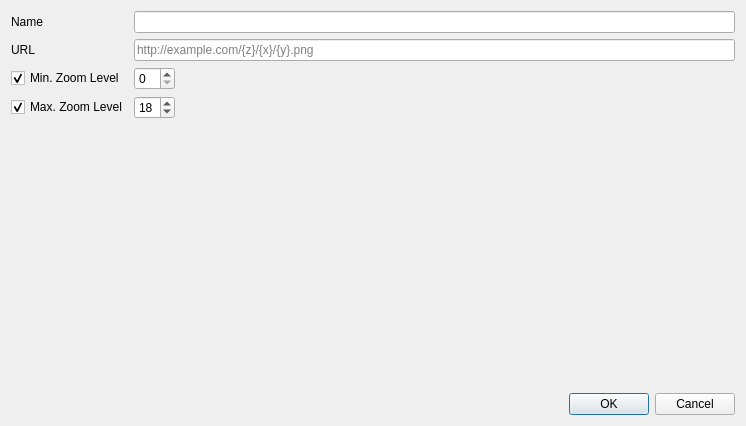
Before: the Qt Designer form src/ui/qgsxyzconnectiondialog.ui in qgis/QGIS, drawn with Qt 5.
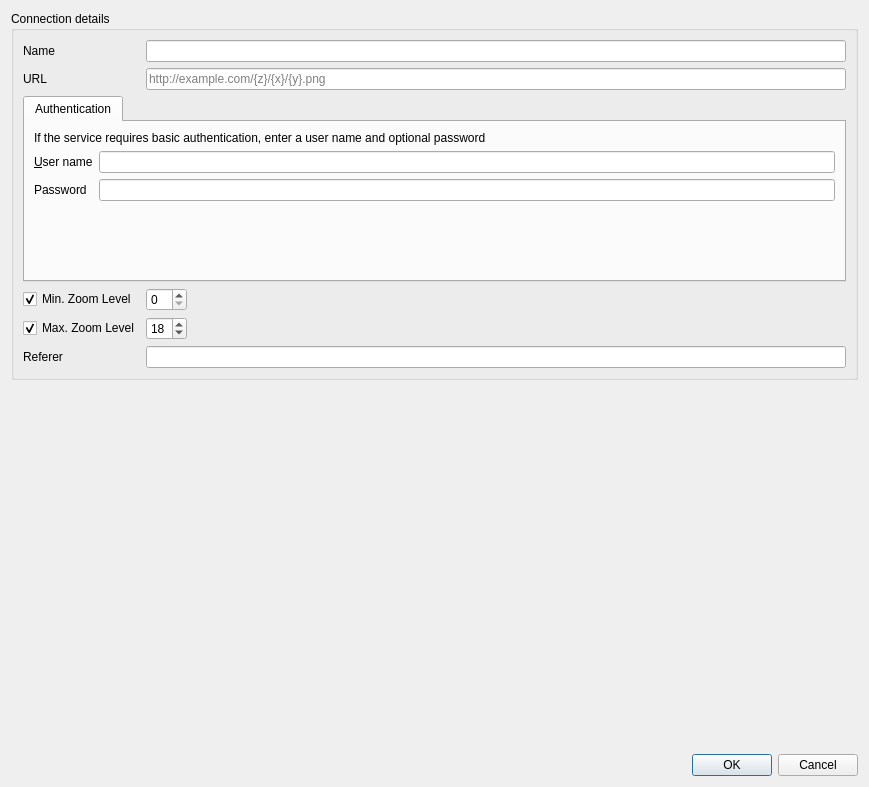
After: the same form once the commit is applied. Custom widgets are drawn as their Qt base class.

Commit message:
[feature][needs-docs] XYZ authentication and referer added to GUI
Fixes #16883

```diff
--- a/src/ui/qgsxyzconnectiondialog.ui
+++ b/src/ui/qgsxyzconnectiondialog.ui
@@ -6,8 +6,8 @@
    <rect>
     <x>0</x>
     <y>0</y>
-    <width>746</width>
-    <height>426</height>
+    <width>869</width>
+    <height>787</height>
    </rect>
   </property>
   <property name="windowTitle">
@@ -15,22 +15,12 @@
   </property>
   <layout class="QVBoxLayout" name="verticalLayout">
    <item>
+    <widget class="QGroupBox" name="mGroupBox">
+     <property name="title">
+      <string>Connection details</string>
+     </property>
     <layout class="QGridLayout" name="gridLayout">
-     <item row="1" column="1">
-      <widget class="QLineEdit" name="mEditUrl">
-       <property name="placeholderText">
-        <string>http://example.com/{z}/{x}/{y}.png</string>
-       </property>
-      </widget>
-     </item>
-     <item row="1" column="0">
-      <widget class="QLabel" name="label_2">
-       <property name="text">
-        <string>URL</string>
-       </property>
-      </widget>
-     </item>
-     <item row="2" column="0">
+      <item row="3" column="0">
       <widget class="QCheckBox" name="mCheckBoxZMin">
        <property name="text">
         <string>Min. Zoom Level</string>
@@ -40,6 +30,125 @@
        </property>
       </widget>
      </item>
+      <item row="2" column="0" colspan="2">
+       <widget class="QTabWidget" name="mTabAuth">
+        <property name="sizePolicy">
+         <sizepolicy hsizetype="Expanding" vsizetype="MinimumExpanding">
+          <horstretch>0</horstretch>
+          <verstretch>0</verstretch>
+         </sizepolicy>
+        </property>
+        <property name="currentIndex">
+         <number>0</number>
+        </property>
+        <widget class="QWidget" name="tab">
+         <attribute name="title">
+          <string>Authentication</string>
+         </attribute>
+         <layout class="QGridLayout" name="gridLayout_3">
+          <item row="1" column="0">
+           <widget class="QLabel" name="label_3">
+            <property name="text">
+             <string>&amp;User name</string>
+            </property>
+            <property name="buddy">
+             <cstring>mEditUsername</cstring>
+            </property>
+           </widget>
+          </item>
+          <item row="1" column="1">
+           <widget class="QLineEdit" name="mEditUsername"/>
+          </item>
+          <item row="0" column="0" colspan="2">
+           <widget class="QLabel" name="label_4">
+            <property name="sizePolicy">
+             <sizepolicy hsizetype="Minimum" vsizetype="Fixed">
+              <horstretch>0</horstretch>
+              <verstretch>0</verstretch>
+             </sizepolicy>
+            </property>
+            <property name="text">
+             <string>If the service requires basic authentication, enter a user name and optional password</string>
+            </property>
+            <property name="textFormat">
+             <enum>Qt::PlainText</enum>
+            </property>
+            <property name="wordWrap">
+             <bool>true</bool>
+            </property>
+           </widget>
+          </item>
+          <item row="2" column="0">
+           <widget class="QLabel" name="label_5">
+            <property name="text">
+             <string>Password</string>
+            </property>
+            <property name="buddy">
+             <cstring>mEditPassword</cstring>
+            </property>
+           </widget>
+          </item>
+          <item row="2" column="1">
+           <widget class="QgsPasswordLineEdit" name="mEditPassword">
+            <property name="echoMode">
+             <enum>QLineEdit::Password</enum>
+            </property>
+           </widget>
+          </item>
+          <item row="3" column="1">
+           <spacer name="verticalSpacer_2">
+            <property name="orientation">
+             <enum>Qt::Vertical</enum>
+            </property>
+            <property name="sizeHint" stdset="0">
+             <size>
+              <width>0</width>
+              <height>0</height>
+             </size>
+            </property>
+           </spacer>
+          </item>
+         </layout>
+        </widget>
+       </widget>
+      </item>
+      <item row="0" column="1">
+       <widget class="QLineEdit" name="mEditName">
+        <property name="toolTip">
+         <string>Name of the new connection</string>
+        </property>
+       </widget>
+      </item>
+      <item row="6" column="1">
+       <widget class="QSpinBox" name="mSpinZMax">
+        <property name="sizePolicy">
+         <sizepolicy hsizetype="Maximum" vsizetype="Fixed">
+          <horstretch>0</horstretch>
+          <verstretch>0</verstretch>
+         </sizepolicy>
+        </property>
+        <property name="value">
+         <number>18</number>
+        </property>
+       </widget>
+      </item>
+      <item row="3" column="1">
+       <widget class="QSpinBox" name="mSpinZMin">
+        <property name="sizePolicy">
+         <sizepolicy hsizetype="Maximum" vsizetype="Fixed">
+          <horstretch>0</horstretch>
+          <verstretch>0</verstretch>
+         </sizepolicy>
+        </property>
+       </widget>
+      </item>
+      <item row="1" column="0">
+       <widget class="QLabel" name="label_2">
+        <property name="text">
+         <string>URL</string>
+        </property>
+       </widget>
+      </item>
      <item row="0" column="0">
       <widget class="QLabel" name="label">
        <property name="text">
@@ -47,17 +156,17 @@
        </property>
       </widget>
      </item>
-     <item row="2" column="1">
-      <widget class="QSpinBox" name="mSpinZMin">
-       <property name="sizePolicy">
-        <sizepolicy hsizetype="Maximum" vsizetype="Fixed">
-         <horstretch>0</horstretch>
-         <verstretch>0</verstretch>
-        </sizepolicy>
+      <item row="1" column="1">
+       <widget class="QLineEdit" name="mEditUrl">
+        <property name="toolTip">
+         <string>URL of the connection, {z}, {y}, and {z} will be replaced with actual values. Use {-y} for inverted y axis.</string>
+        </property>
+        <property name="placeholderText">
+         <string>http://example.com/{z}/{x}/{y}.png</string>
        </property>
       </widget>
      </item>
-     <item row="3" column="0">
+      <item row="6" column="0">
       <widget class="QCheckBox" name="mCheckBoxZMax">
        <property name="text">
         <string>Max. Zoom Level</string>
@@ -67,23 +176,25 @@
        </property>
       </widget>
      </item>
-     <item row="3" column="1">
-      <widget class="QSpinBox" name="mSpinZMax">
-       <property name="sizePolicy">
-        <sizepolicy hsizetype="Maximum" vsizetype="Fixed">
-         <horstretch>0</horstretch>
-         <verstretch>0</verstretch>
-        </sizepolicy>
-       </property>
-       <property name="value">
-        <number>18</number>
+      <item row="7" column="0">
+       <widget class="QLabel" name="lblReferer">
+        <property name="text">
+         <string>Referer</string>
+        </property>
+        <property name="buddy">
+         <cstring>mEditReferer</cstring>
        </property>
       </widget>
      </item>
-     <item row="0" column="1">
-      <widget class="QLineEdit" name="mEditName"/>
-     </item>
-    </layout>
+      <item row="7" column="1">
+       <widget class="QLineEdit" name="mEditReferer">
+        <property name="toolTip">
+         <string>Optional custom referer</string>
+        </property>
+       </widget>
+      </item>
+     </layout>
+    </widget>
    </item>
    <item>
     <spacer name="verticalSpacer">
@@ -110,6 +221,13 @@
    </item>
   </layout>
  </widget>
+ <customwidgets>
+  <customwidget>
+   <class>QgsPasswordLineEdit</class>
+   <extends>QLineEdit</extends>
+   <header>qgspasswordlineedit.h</header>
+  </customwidget>
+ </customwidgets>
  <tabstops>
   <tabstop>mEditName</tabstop>
   <tabstop>mEditUrl</tabstop>
```
Left out of the diff: 2 changed lines with no effect on the pictures. Lines whose indentation alone changed are shown as unchanged. The commit also changes 4 other files.
